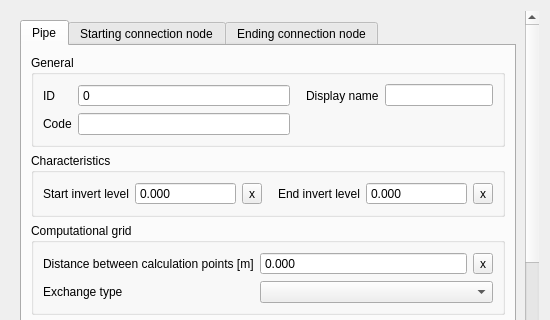
nens/threedi-schematisation-editor, file threedi_schematisation_editor/forms/ui/pipe.ui: the form before one commit; both pictures show x 0 to 550 and y 0 to 320 of the 550 by 550 pixel window.
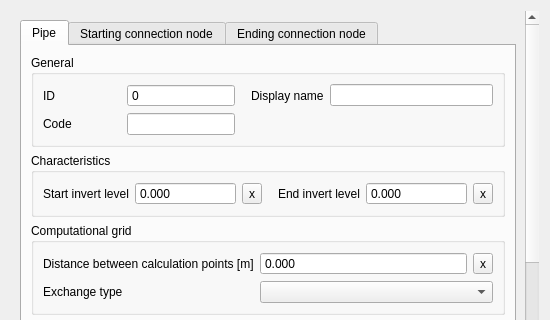
The form after the commit.

Diff of the .ui file:
```diff
--- a/threedi_schematisation_editor/forms/ui/pipe.ui
+++ b/threedi_schematisation_editor/forms/ui/pipe.ui
@@ -27,7 +27,7 @@
        <rect>
         <x>0</x>
         <y>0</y>
-        <width>515</width>
+        <width>519</width>
         <height>887</height>
        </rect>
       </property>
@@ -657,8 +657,14 @@
               <string>General</string>
              </property>
              <layout class="QGridLayout" name="gridLayout_2">
-              <item row="0" column="2">
+              <item row="0" column="1">
                <widget class="QSpinBox" name="id">
+                <property name="sizePolicy">
+                 <sizepolicy hsizetype="Preferred" vsizetype="Fixed">
+                  <horstretch>0</horstretch>
+                  <verstretch>0</verstretch>
+                 </sizepolicy>
+                </property>
                 <property name="locale">
                  <locale language="English" country="UnitedStates"/>
                 </property>
@@ -685,45 +691,10 @@
                 </property>
                </widget>
               </item>
-              <item row="0" column="3">
-               <widget class="QLabel" name="label_2">
-                <property name="locale">
-                 <locale language="English" country="UnitedStates"/>
-                </property>
-                <property name="inputMethodHints">
-                 <set>Qt::ImhNone</set>
-                </property>
-                <property name="text">
-                 <string>Display name</string>
-                </property>
-                <property name="alignment">
-                 <set>Qt::AlignLeading|Qt::AlignLeft|Qt::AlignVCenter</set>
-                </property>
-                <property name="indent">
-                 <number>10</number>
-                </property>
-               </widget>
-              </item>
-              <item row="3" column="0">
-               <widget class="QLabel" name="label_3">
-                <property name="locale">
-                 <locale language="English" country="UnitedStates"/>
-                </property>
-                <property name="inputMethodHints">
-                 <set>Qt::ImhNone</set>
-                </property>
-                <property name="text">
-                 <string>Code</string>
-                </property>
-                <property name="alignment">
-                 <set>Qt::AlignLeading|Qt::AlignLeft|Qt::AlignVCenter</set>
-                </property>
-               </widget>
-              </item>
-              <item row="3" column="2">
+              <item row="1" column="1">
                <widget class="QLineEdit" name="code">
                 <property name="sizePolicy">
-                 <sizepolicy hsizetype="Expanding" vsizetype="Fixed">
+                 <sizepolicy hsizetype="Preferred" vsizetype="Fixed">
                   <horstretch>0</horstretch>
                   <verstretch>0</verstretch>
                  </sizepolicy>
@@ -739,7 +710,23 @@
                 </property>
                </widget>
               </item>
-              <item row="0" column="4" colspan="2">
+              <item row="1" column="0">
+               <widget class="QLabel" name="label_3">
+                <property name="locale">
+                 <locale language="English" country="UnitedStates"/>
+                </property>
+                <property name="inputMethodHints">
+                 <set>Qt::ImhNone</set>
+                </property>
+                <property name="text">
+                 <string>Code</string>
+                </property>
+                <property name="alignment">
+                 <set>Qt::AlignLeading|Qt::AlignLeft|Qt::AlignVCenter</set>
+                </property>
+               </widget>
+              </item>
+              <item row="0" column="3" colspan="2">
                <widget class="QLineEdit" name="display_name">
                 <property name="sizePolicy">
                  <sizepolicy hsizetype="Expanding" vsizetype="Fixed">
@@ -758,6 +745,25 @@
                 </property>
                </widget>
               </item>
+              <item row="0" column="2">
+               <widget class="QLabel" name="label_2">
+                <property name="locale">
+                 <locale language="English" country="UnitedStates"/>
+                </property>
+                <property name="inputMethodHints">
+                 <set>Qt::ImhNone</set>
+                </property>
+                <property name="text">
+                 <string>Display name</string>
+                </property>
+                <property name="alignment">
+                 <set>Qt::AlignLeading|Qt::AlignLeft|Qt::AlignVCenter</set>
+                </property>
+                <property name="indent">
+                 <number>10</number>
+                </property>
+               </widget>
+              </item>
               <item row="0" column="0">
                <widget class="QLabel" name="label">
                 <property name="locale">
```
Left out of the diff: 1 changed line with no effect on the pictures.
